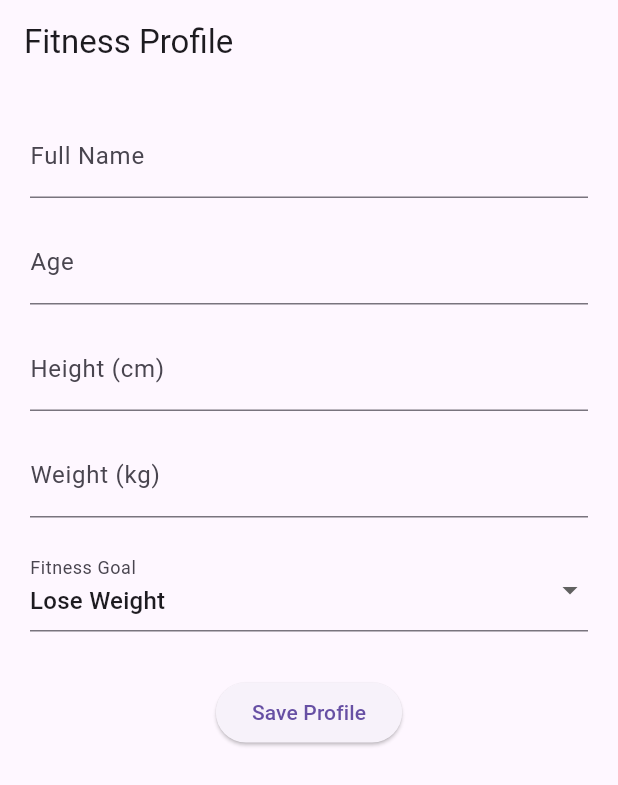
After one commit to Varunreddy364/CampusFit, a Flutter app: the ProfilePage screen opened directly, on a phone screen of 412 x 824 dp. The commit adds this screen. Shown: the top 785 px of the screen. Run offline on Flutter 3.47's test engine with Material 3 defaults, Android fonts, the phone set to English and light mode, and no system bars; our stand-ins replace cloud_firestore, firebase_auth, firebase_core; accounts and stored records are empty.

Commit message:
Added Firebase Auth and Profile UI

```diff
--- a/lib/login_page.dart
+++ b/lib/login_page.dart
@@ -1,3 +1,5 @@
+import 'profile_page.dart';
+
 import 'package:flutter/material.dart';
 import 'package:firebase_auth/firebase_auth.dart';
 
@@ -41,8 +43,11 @@ class LoginPage extends StatelessWidget {
                     password: passwordController.text.trim(),
                   );
 
-                  ScaffoldMessenger.of(context).showSnackBar(
-                    const SnackBar(content: Text("Login Successful")),
+                  Navigator.pushReplacement(
+                    context,
+                    MaterialPageRoute(
+                      builder: (context) => const ProfilePage(),
+                    ),
                   );
                 } on FirebaseAuthException catch (e) {
                   ScaffoldMessenger.of(context).showSnackBar(
--- /dev/null
+++ b/lib/profile_page.dart
@@ -0,0 +1,104 @@
+import 'package:flutter/material.dart';
+import 'package:cloud_firestore/cloud_firestore.dart';
+
+class ProfilePage extends StatefulWidget {
+  const ProfilePage({super.key});
+
+  @override
+  State<ProfilePage> createState() => _ProfilePageState();
+}
+
+class _ProfilePageState extends State<ProfilePage> {
+  final nameController = TextEditingController();
+  final ageController = TextEditingController();
+  final heightController = TextEditingController();
+  final weightController = TextEditingController();
+
+  String selectedGoal = "Lose Weight";
+
+  @override
+  Widget build(BuildContext context) {
+    return Scaffold(
+      appBar: AppBar(title: const Text("Fitness Profile")),
+      body: SingleChildScrollView(
+        padding: const EdgeInsets.all(20),
+        child: Column(
+          children: [
+            TextField(
+              controller: nameController,
+              decoration: const InputDecoration(labelText: "Full Name"),
+            ),
+
+            const SizedBox(height: 15),
+
+            TextField(
+              controller: ageController,
+              keyboardType: TextInputType.number,
+              decoration: const InputDecoration(labelText: "Age"),
+            ),
+
+            const SizedBox(height: 15),
+
+            TextField(
+              controller: heightController,
+              keyboardType: TextInputType.number,
+              decoration: const InputDecoration(labelText: "Height (cm)"),
+            ),
+
+            const SizedBox(height: 15),
+
+            TextField(
+              controller: weightController,
+              keyboardType: TextInputType.number,
+              decoration: const InputDecoration(labelText: "Weight (kg)"),
+            ),
+
+            const SizedBox(height: 20),
+
+            DropdownButtonFormField<String>(
+              value: selectedGoal,
+              items: const [
+                DropdownMenuItem(
+                  value: "Lose Weight",
+                  child: Text("Lose Weight"),
+                ),
+                DropdownMenuItem(
+                  value: "Gain Muscle",
+                  child: Text("Gain Muscle"),
+                ),
+                DropdownMenuItem(
+                  value: "Maintain Fitness",
+                  child: Text("Maintain Fitness"),
+                ),
+              ],
+              onChanged: (value) {
+                setState(() {
+                  selectedGoal = value!;
+                });
+              },
+              decoration: const InputDecoration(labelText: "Fitness Goal"),
+            ),
+
+            const SizedBox(height: 30),
+
+            ElevatedButton(onPressed: () async {
+  await FirebaseFirestore.instance.collection('profiles').add({
+    'name': nameController.text,
+    'age': ageController.text,
+    'height': heightController.text,
+    'weight': weightController.text,
+    'goal': selectedGoal,
+  });
+
+  ScaffoldMessenger.of(context).showSnackBar(
+    const SnackBar(
+      content: Text("Profile Saved"),
+    ),
+  );
+}, child: const Text("Save Profile")),
+          ],
+        ),
+      ),
+    );
+  }
+}
--- a/pubspec.yaml
+++ b/pubspec.yaml
@@ -32,6 +32,7 @@ dependencies:
     sdk: flutter
   firebase_core: ^4.1.1
   firebase_auth: ^6.0.2
+  cloud_firestore: ^6.0.0
 
   # The following adds the Cupertino Icons font to your application.
   # Use with the CupertinoIcons class for iOS style icons.
```
Also changed, not shown: pubspec.lock, 3 other files.
